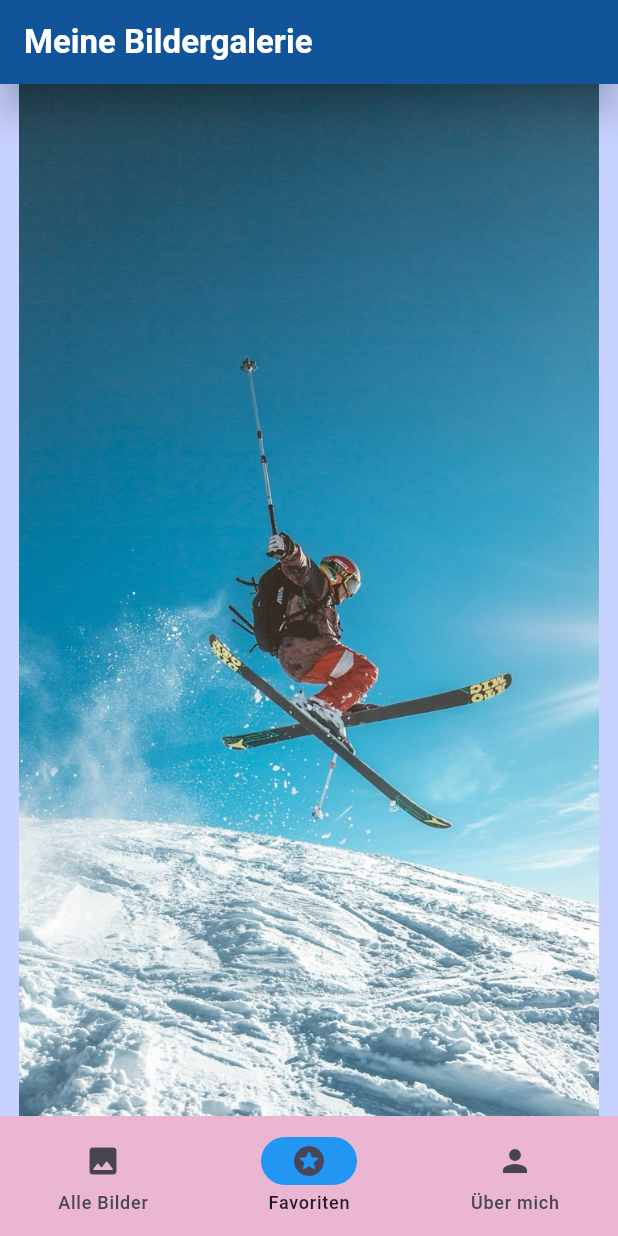
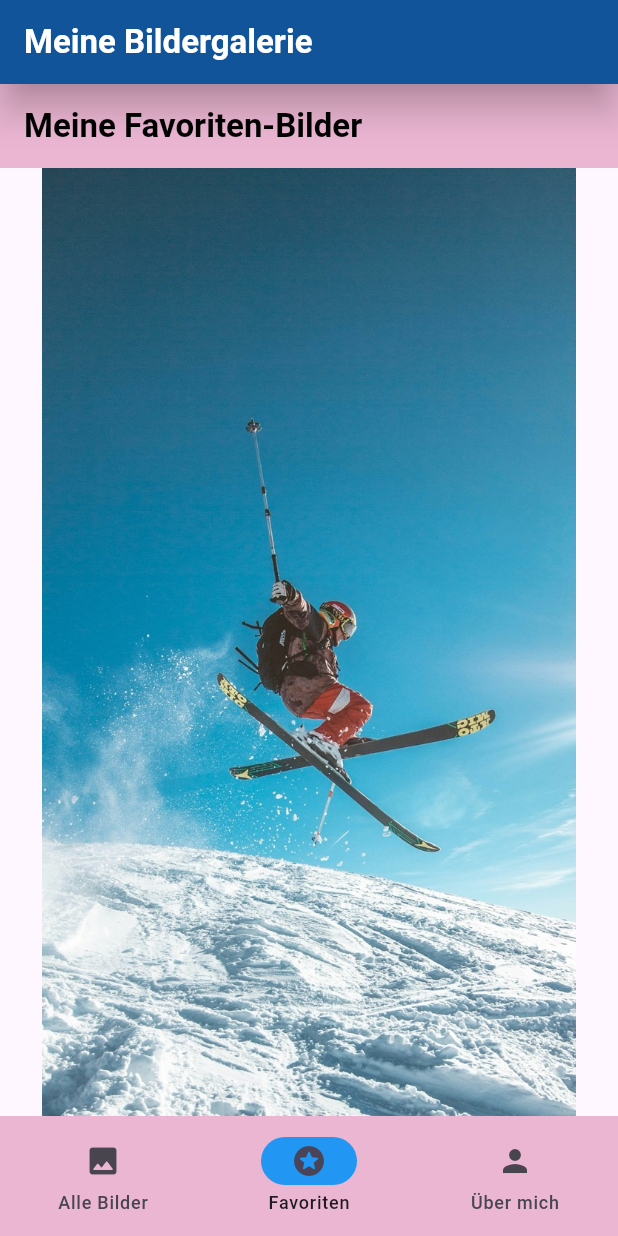
Before and after one commit to JuergenHollmann/project_13_picture_gallery_jh, a Flutter app: the screen it shows after launch, item 2 of the bottom bar chosen, on a phone screen of 412 x 824 dp. Run offline on Flutter 3.47's test engine with Material 3 defaults, Android fonts, the phone set to English and light mode, and no system bars.

Commit message:
added page ""Meine Favoriten-Bilder""

```diff
--- a/lib/features/gallery/repository/gallery_data.dart
+++ b/lib/features/gallery/repository/gallery_data.dart
@@ -62,10 +62,10 @@ List<GalleryItem> galleryData = [
     imagePath: 'assets/images/tennis_2.jpeg',
   ),
   GalleryItem(
-    imageTitle: 'Fußball-"Stars"',
-    imageDate: '03.06.2024',
+    imageTitle: 'Fußball-"Star"',
+    imageDate: '10.10.2024',
     imageDescription:
-        "wetgzhdsff fghweAETG GHEzhj qawezhretje tgewujrkjhgaq weghrerhjerhg hwerjerwshgerjehe",
+        "Dieses Bild hat gefehlt ... Es handelt sich um einen Fußball mit einem Stern darauf. Dieser wurde noch nie eingesetzt, und deshalb ist er wenigstens auf dieser einen Seite zu sehen.",
     imagePath: 'assets/images/soccer.jpeg',
   ),
   GalleryItem(
--- a/lib/features/gallery/screens/favorites.dart
+++ b/lib/features/gallery/screens/favorites.dart
@@ -5,10 +5,22 @@ class Favorites extends StatelessWidget {
 
   @override
   Widget build(BuildContext context) {
-    return const Center(
+    return Scaffold(
       // Hier sollen die Favoriten-Bilder in einem Carusell angezeigt werden
-      child: Image(
-        image: AssetImage("assets/images/ski.jpeg"),
+
+      appBar: AppBar(
+        backgroundColor: const Color.fromARGB(255, 235, 182, 210),
+        title: const Text(
+          "Meine Favoriten-Bilder",
+          style: TextStyle(color: Colors.black, fontWeight: FontWeight.bold),
+        ),
+      ),
+
+      // Hier sollen die Favoriten-Bilder in einem Carusell angezeigt werden
+      body: const Center(
+        child: Image(
+          image: AssetImage("assets/images/ski.jpeg"),
+        ),
       ),
     );
   }
--- a/lib/features/gallery/screens/start_page.dart
+++ b/lib/features/gallery/screens/start_page.dart
@@ -38,7 +38,7 @@ class StartPage extends StatelessWidget {
                     child: SizedBox(
                       width: 155,
                       height: 155,
-                      child: Image.asset(item.imagePath, fit: BoxFit.cover),
+                      child: Image.asset(item.imagePath, fit: BoxFit.fill),
                     ),
                   ),
                   // ignore: unnecessary_string_interpolations
```
Also changed, not shown: lib/features/gallery/screens/detail_page.dart (+6 -3 lines).
